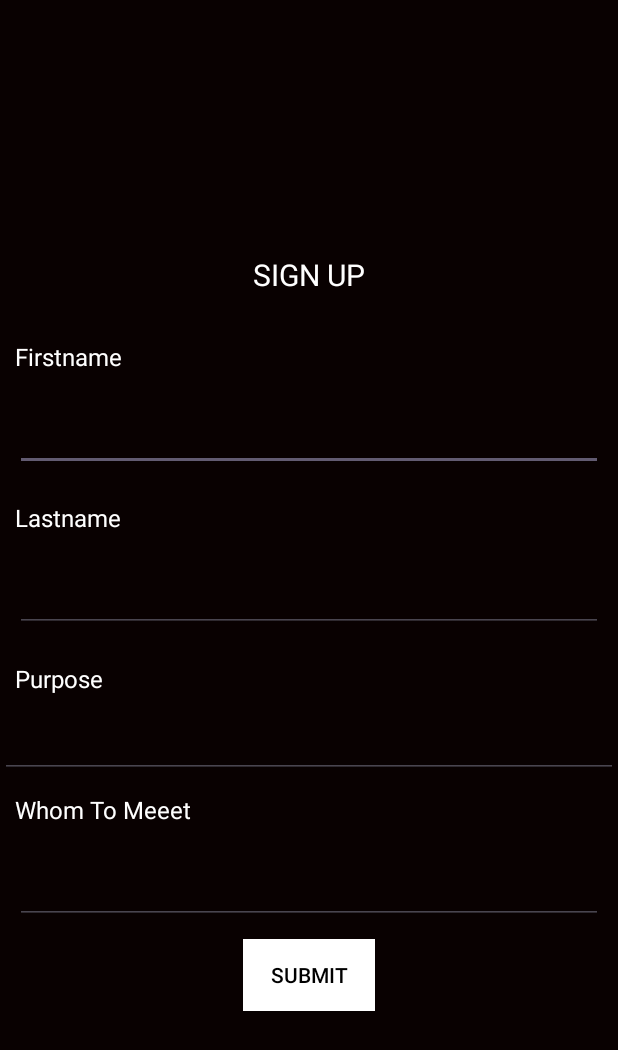
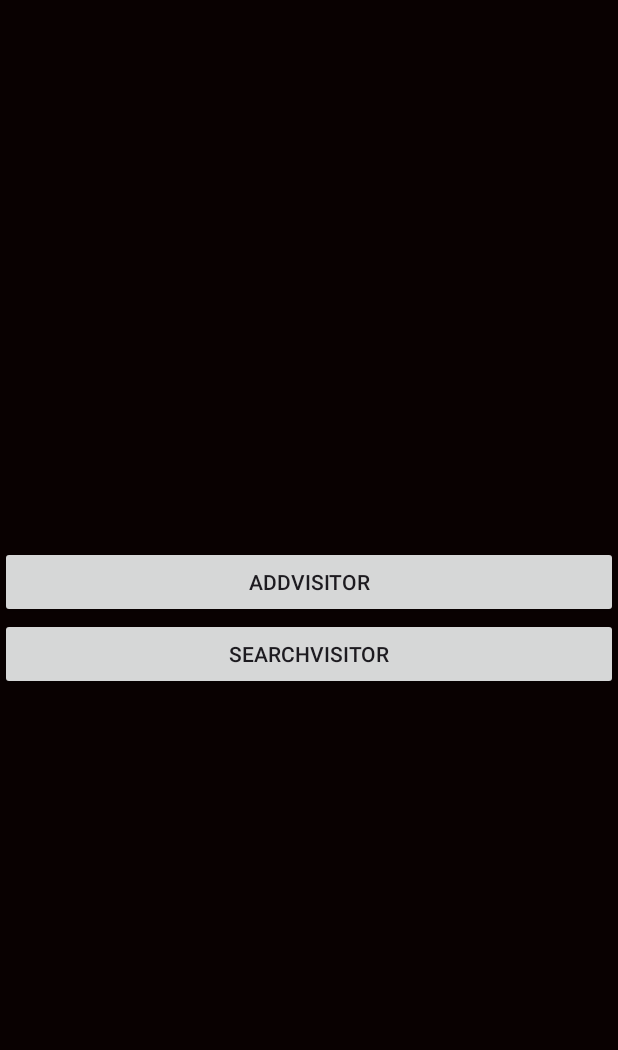
Before and after one commit to Dona-anna-renji/Visitors-app, an Android app: the screen it shows after launch (MainActivity), on a phone screen of 412 x 824 dp. Shown: the top 1050 px of the screen. Run offline under Robolectric (Android 15) with nearby library versions, the phone set to English and light mode, and no system bars.

```diff
--- a/app/src/main/java/com/example/visitorsapp/MainActivity.java
+++ b/app/src/main/java/com/example/visitorsapp/MainActivity.java
@@ -1,6 +1,9 @@
 package com.example.visitorsapp;
 
+import android.content.Intent;
 import android.os.Bundle;
+import android.view.View;
+import android.widget.Button;
 
 import androidx.activity.EdgeToEdge;
 import androidx.appcompat.app.AppCompatActivity;
@@ -10,10 +13,22 @@ import androidx.core.view.WindowInsetsCompat;
 
 public class MainActivity extends AppCompatActivity {
 
+    Button b1,b2;
     @Override
     protected void onCreate(Bundle savedInstanceState) {
         super.onCreate(savedInstanceState);
         EdgeToEdge.enable(this);
         setContentView(R.layout.activity_main);
+
+        b1=(Button) findViewById(R.id.LoginAdd);
+        b2=(Button) findViewById(R.id.Loginsearch);
+
+        b1.setOnClickListener(new View.OnClickListener() {
+            @Override
+            public void onClick(View v) {
+                Intent i=new Intent(getApplicationContext(),AddVisitorAcitivity.class);
+                startActivity(i);
+            }
+        });
     }
 }
--- a/app/src/main/res/layout/activity_main.xml
+++ b/app/src/main/res/layout/activity_main.xml
@@ -1,4 +1,3 @@
-
 <LinearLayout android:layout_height="match_parent"
     android:layout_width="match_parent"
 
@@ -6,80 +5,15 @@
     android:background="#090101"
     android:orientation="vertical"
     xmlns:android="http://schemas.android.com/apk/res/android">
-        <TextView android:layout_height="wrap_content"
+
+    <androidx.appcompat.widget.AppCompatButton
+        android:id="@+id/LoginAdd"
         android:layout_width="match_parent"
-            android:text="SIGN UP"
-            android:gravity="center"
-            android:textColor="@color/white"
-            android:textSize="20sp"
-            style="bold"
-            android:layout_margin="20dp">
-
-        </TextView>
-        <TextView
-            android:textColor="@color/white"
-            android:textSize="16dp"
-            android:layout_margin="10dp"
         android:layout_height="wrap_content"
+        android:text="ADDvISITOR"/>
+    <androidx.appcompat.widget.AppCompatButton
+        android:id="@+id/Loginsearch"
         android:layout_width="match_parent"
-            android:text="Firstname"
-            />
-        <EditText
-            android:layout_margin="10dp"
-            android:textColor="@color/white"
-            android:id="@+id/suser"
         android:layout_height="wrap_content"
-            android:layout_width="match_parent"
-            />
-        <TextView
-            android:layout_margin="10dp"
-            android:textColor="@color/white"
-            android:textSize="16dp"
-            android:layout_height="wrap_content"
-            android:layout_width="match_parent"
-            android:text="Lastname"
-            />
-        <EditText
-            android:textColor="@color/white"
-            android:layout_margin="10dp"
-            android:layout_height="wrap_content"
-            android:layout_width="match_parent"
-            />
-        <TextView
-            android:textColor="@color/white"
-            android:textSize="16dp"
-            android:layout_margin="10dp"
-            android:layout_height="wrap_content"
-            android:layout_width="match_parent"
-            android:text="Purpose"
-            />
-
-        <EditText
-            android:textColor="@color/white"
-            android:layout_height="wrap_content"
-            android:layout_width="match_parent"
-            />
-        <TextView
-            android:textColor="@color/white"
-            android:textSize="16dp"
-            android:text="Whom To Meeet"
-            android:layout_margin="10dp"
-            android:layout_height="wrap_content"
-            android:layout_width="match_parent"
-            />
-
-        <EditText
-            android:layout_margin="10dp"
-            android:textColor="@color/white"
-            android:layout_height="wrap_content"
-            android:layout_width="match_parent"
-            />
-        <androidx.appcompat.widget.AppCompatButton
-            android:layout_width="wrap_content"
-            android:layout_height="wrap_content"
-            android:text="SUBMIT"
-
-            android:textColor="@color/black"
-            android:background="@color/white"/>
-
+        android:text="SearchVisitor"/>
 </LinearLayout>
```
Also changed, not shown: app/src/main/AndroidManifest.xml (+6 -3 lines), app/src/main/java/com/example/visitorsapp/AddVisitorAcitivity.java (added, +62 -0 lines), app/src/main/res/layout/activity_add_visitor.xml (added, +99 -0 lines). Lines whose indentation alone changed are shown as unchanged.
